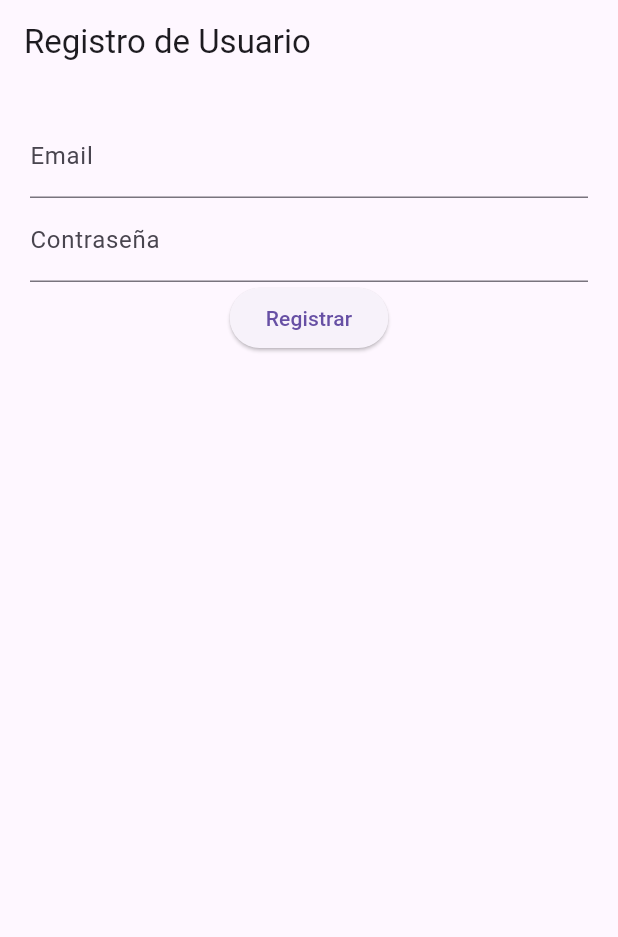
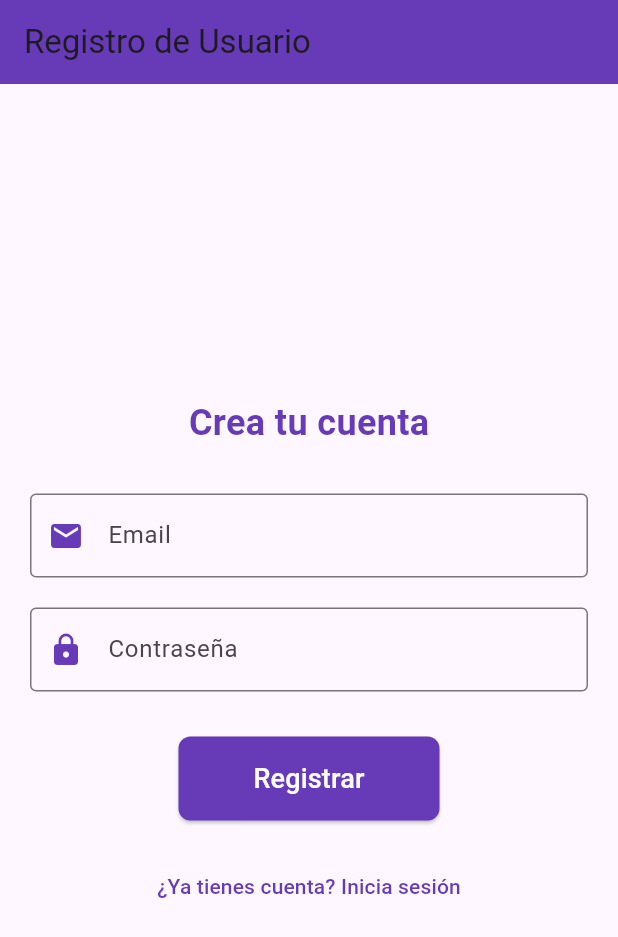
Before and after one commit to MauricioCastillo211106/Geolocalizador_flutter, a Flutter app: the screen it shows after launch, after a tap on "Registrar", on a phone screen of 412 x 824 dp. Shown: the top 937 px of the screen. Run offline on Flutter 3.47's test engine with Material 3 defaults, Android fonts, the phone set to English and light mode, and no system bars; our stand-ins replace firebase_auth, firebase_core, get; accounts and stored records are empty; network calls fail.

Commit message:
Redesign user registration screen for better usability

```diff
--- a/lib/ui/screens/register_screen.dart
+++ b/lib/ui/screens/register_screen.dart
@@ -13,27 +13,59 @@ class RegisterScreen extends StatelessWidget {
     return Scaffold(
       appBar: AppBar(
         title: Text("Registro de Usuario"),
+        backgroundColor: Colors.deepPurple, // Color del AppBar
       ),
       body: Padding(
         padding: EdgeInsets.all(20),
         child: Column(
+          mainAxisAlignment: MainAxisAlignment.center,
           children: [
-            TextField(
+            Text(
+              "Crea tu cuenta",
+              style: TextStyle(fontSize: 24, fontWeight: FontWeight.bold, color: Colors.deepPurple),
+            ),
+            SizedBox(height: 30),
+            TextFormField(
               controller: emailController,
-              decoration: InputDecoration(labelText: "Email"),
+              keyboardType: TextInputType.emailAddress,
+              decoration: InputDecoration(
+                labelText: "Email",
+                hintText: "Introduce tu email",
+                border: OutlineInputBorder(),
+                prefixIcon: Icon(Icons.email, color: Colors.deepPurple),
+              ),
             ),
-            TextField(
+            SizedBox(height: 20),
+            TextFormField(
               controller: passwordController,
               obscureText: true,
-              decoration: InputDecoration(labelText: "Contraseña"),
+              decoration: InputDecoration(
+                labelText: "Contraseña",
+                hintText: "Introduce tu contraseña",
+                border: OutlineInputBorder(),
+                prefixIcon: Icon(Icons.lock, color: Colors.deepPurple),
+              ),
             ),
+            SizedBox(height: 30),
             ElevatedButton(
               onPressed: () {
                 String email = emailController.text.trim();
                 String password = passwordController.text.trim();
-                authController.registerUser(email, password);  // Llama al método de registro
+                authController.registerUser(email, password);
               },
-              child: Text("Registrar"),
+              child: Text("Registrar", style: TextStyle(fontSize: 18)),
+              style: ElevatedButton.styleFrom(
+                foregroundColor: Colors.white, backgroundColor: Colors.deepPurple, // Text color
+                padding: EdgeInsets.symmetric(horizontal: 50, vertical: 15),
+                shape: RoundedRectangleBorder(
+                  borderRadius: BorderRadius.circular(8),
+                ),
+              ),
+            ),
+            SizedBox(height: 20),
+            TextButton(
+              onPressed: () => Navigator.pop(context),
+              child: Text("¿Ya tienes cuenta? Inicia sesión", style: TextStyle(color: Colors.deepPurple)),
             ),
           ],
         ),
```
